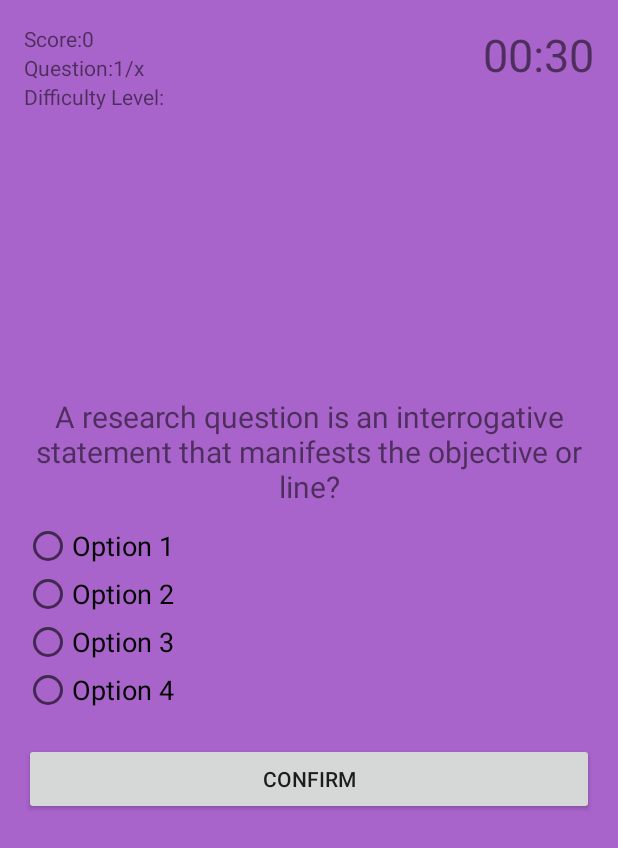
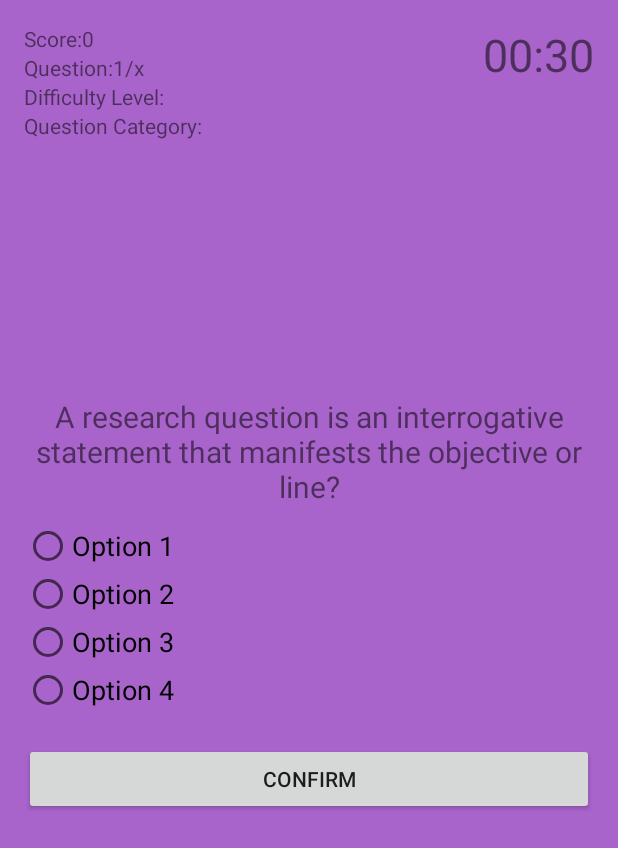
Before and after one commit to UsmanHaiderKhan/QuizApplication, an Android app: the layout activity_quiz.xml on its own in the app's theme, with its tools: preview values and no code run, on a phone screen of 412 x 824 dp. Shown: the top 848 px of the screen. Run offline under Robolectric (Android 15) with nearby library versions, the phone set to English and light mode, and no system bars.

```diff
--- a/app/src/main/res/layout/activity_quiz.xml
+++ b/app/src/main/res/layout/activity_quiz.xml
@@ -29,6 +29,14 @@
         android:layout_height="wrap_content"
         android:layout_below="@id/question_count"
         android:text="Difficulty Level: "
+        android:freezesText="true" />
+
+    <TextView
+        android:id="@+id/category_text_View"
+        android:layout_width="wrap_content"
+        android:layout_height="wrap_content"
+        android:layout_below="@id/difficulty_text_View"
+        android:text="Question Category: "
         android:freezesText="true" />
 
     <TextView
```
